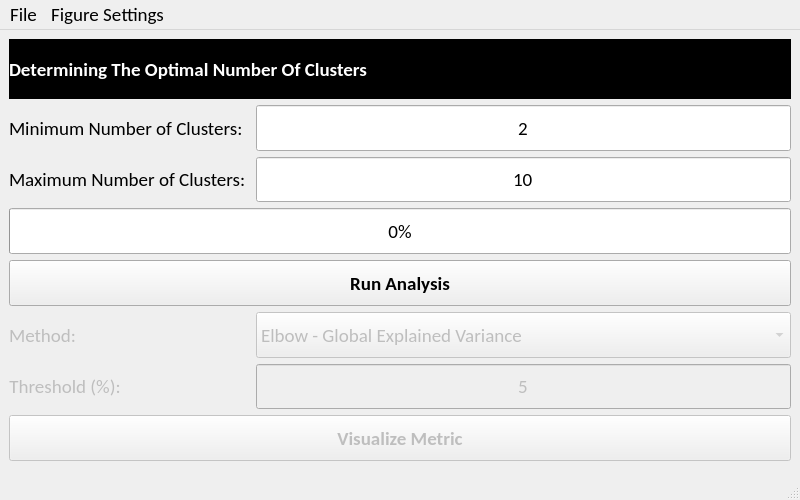
The window that EEG_COMET/ui/OptimizerVisualizationWindow.ui (eeg-comet/eeg-comet) describes before a commit, drawn with Qt 5.
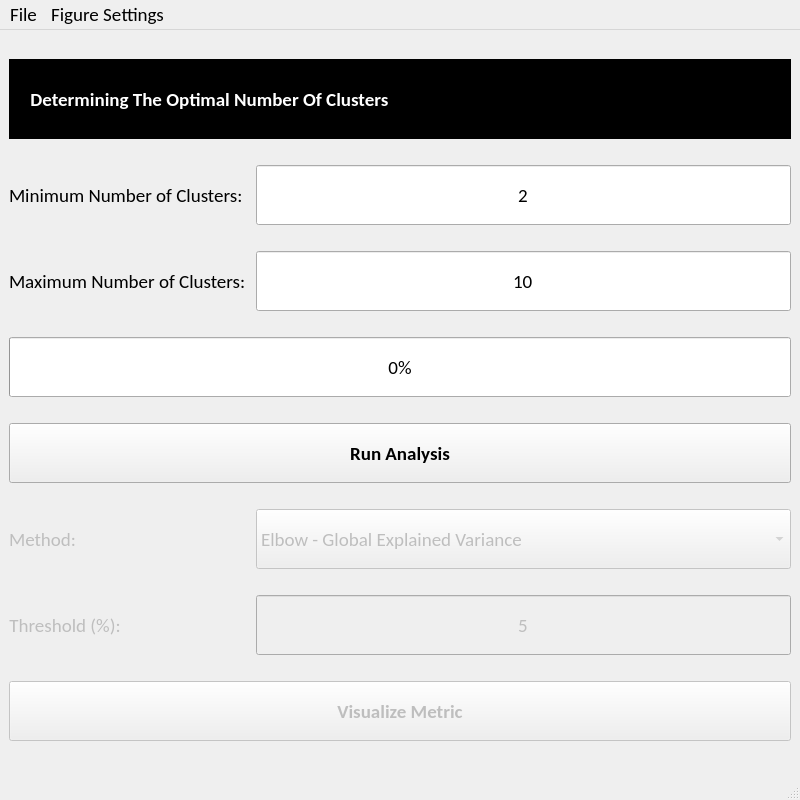
The same window after the commit.

```diff
--- a/EEG_COMET/ui/OptimizerVisualizationWindow.ui
+++ b/EEG_COMET/ui/OptimizerVisualizationWindow.ui
@@ -7,9 +7,15 @@
     <x>0</x>
     <y>0</y>
     <width>800</width>
-    <height>500</height>
+    <height>800</height>
    </rect>
   </property>
+  <property name="minimumSize">
+   <size>
+    <width>800</width>
+    <height>800</height>
+   </size>
+  </property>
   <property name="font">
    <font>
     <family>Calibri</family>
@@ -32,7 +38,7 @@
       <property name="minimumSize">
        <size>
         <width>0</width>
-        <height>40</height>
+        <height>30</height>
        </size>
       </property>
       <property name="maximumSize">
@@ -63,7 +69,7 @@
       <property name="minimumSize">
        <size>
         <width>0</width>
-        <height>40</height>
+        <height>30</height>
        </size>
       </property>
       <property name="maximumSize">
@@ -94,7 +100,7 @@
       <property name="minimumSize">
        <size>
         <width>0</width>
-        <height>40</height>
+        <height>30</height>
        </size>
       </property>
       <property name="maximumSize">
@@ -125,7 +131,7 @@
       <property name="minimumSize">
        <size>
         <width>0</width>
-        <height>40</height>
+        <height>30</height>
        </size>
       </property>
       <property name="maximumSize">
@@ -164,7 +170,7 @@
       <property name="minimumSize">
        <size>
         <width>0</width>
-        <height>40</height>
+        <height>30</height>
        </size>
       </property>
       <property name="maximumSize">
@@ -225,7 +231,7 @@
 background-color: rgb(0, 0, 0);</string>
       </property>
       <property name="text">
-       <string>Determining The Optimal Number Of Clusters</string>
+       <string>     Determining The Optimal Number Of Clusters</string>
       </property>
      </widget>
     </item>
@@ -240,7 +246,7 @@
       <property name="minimumSize">
        <size>
         <width>0</width>
-        <height>40</height>
+        <height>30</height>
        </size>
       </property>
       <property name="maximumSize">
@@ -282,7 +288,7 @@
       <property name="minimumSize">
        <size>
         <width>0</width>
-        <height>40</height>
+        <height>30</height>
        </size>
       </property>
       <property name="maximumSize">
@@ -319,7 +325,7 @@
       <property name="minimumSize">
        <size>
         <width>0</width>
-        <height>40</height>
+        <height>30</height>
        </size>
       </property>
       <property name="maximumSize">
@@ -356,7 +362,7 @@
       <property name="minimumSize">
        <size>
         <width>0</width>
-        <height>40</height>
+        <height>30</height>
        </size>
       </property>
       <property name="maximumSize">
@@ -393,7 +399,7 @@
       <property name="minimumSize">
        <size>
         <width>0</width>
-        <height>40</height>
+        <height>30</height>
        </size>
       </property>
       <property name="maximumSize">
@@ -459,7 +465,7 @@
       <property name="minimumSize">
        <size>
         <width>0</width>
-        <height>40</height>
+        <height>30</height>
        </size>
       </property>
       <property name="maximumSize">
```
